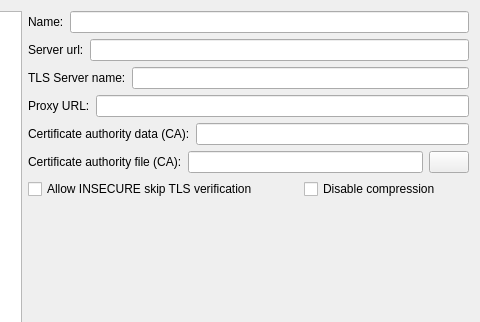
Before: the Qt Designer form src/clustereditor.ui in GentooXativa/KubeConfigManager, drawn with Qt 5; both pictures show x 430 to 910 and y 0 to 322 of the 910 by 552 pixel window.
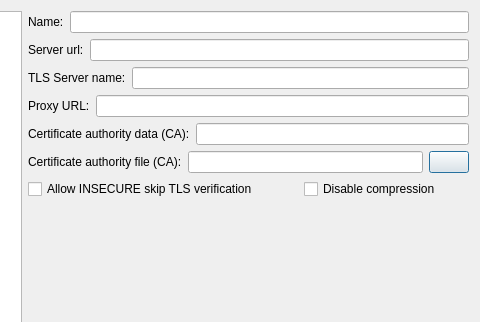
After: the same form once the commit is applied. Icons and pictures are not drawn.

Patch:
```diff
--- a/src/clustereditor.ui
+++ b/src/clustereditor.ui
@@ -1,7 +1,7 @@
 <?xml version="1.0" encoding="UTF-8"?>
 <ui version="4.0">
  <class>ClusterEditor</class>
- <widget class="QWidget" name="ClusterEditor">
+ <widget class="QDialog" name="ClusterEditor">
   <property name="geometry">
    <rect>
     <x>0</x>
```
